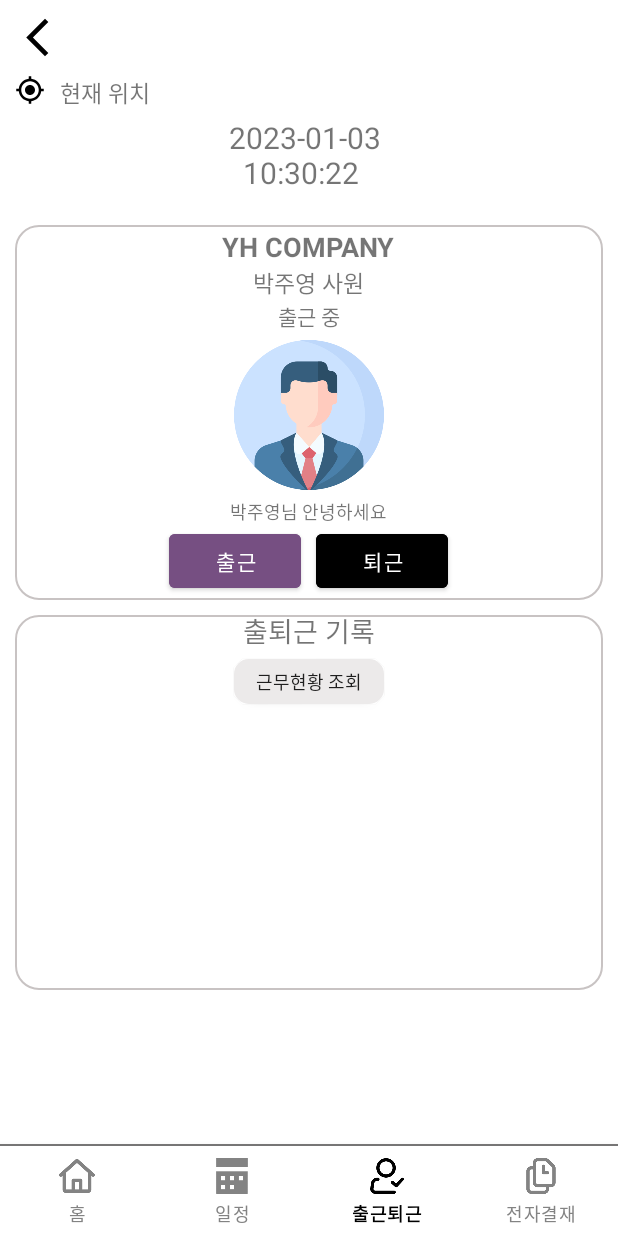
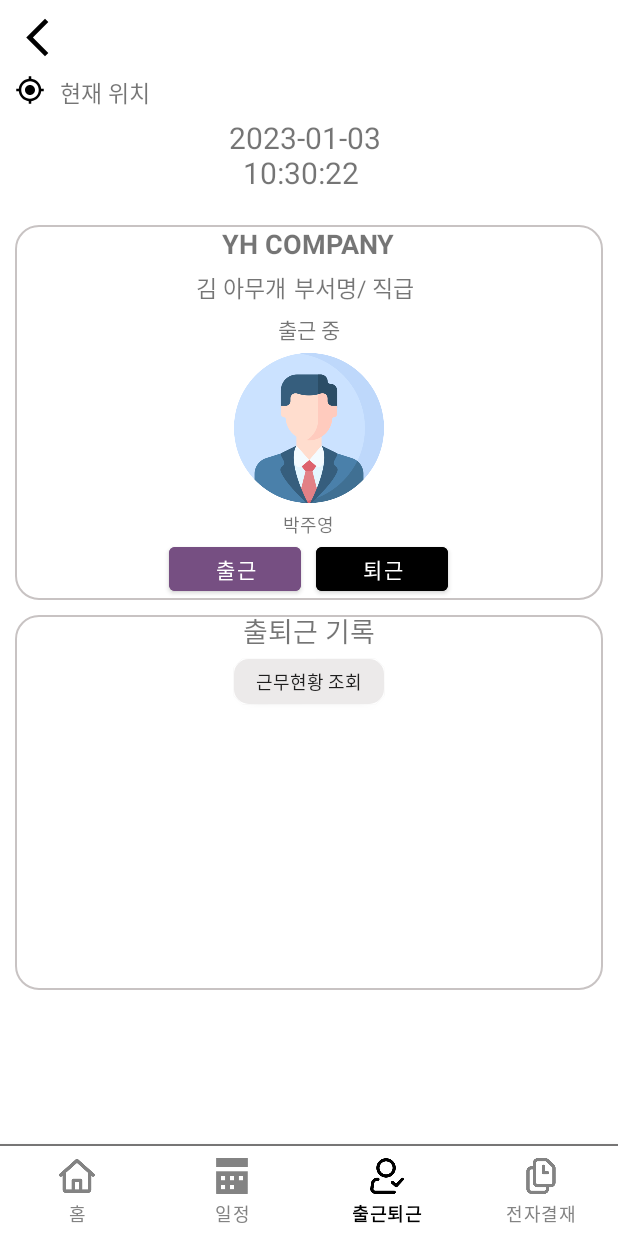
Before and after one commit to tnalss/YH_Company, an Android app: the HomeFragment screen opened directly, with no data from a screen before it, item 3 of the bottom bar chosen, on a phone screen of 412 x 824 dp. Run offline under Robolectric (Android 15) with nearby library versions, the phone set to English and light mode, and no system bars; 6 statements that could not run were skipped.

Commit message:
220103_4
로그인, 로그인한 사원이름으로 출퇴근화면보이게 처리

```diff
--- a/LastProject/app/src/main/java/com/example/lastproject/attend/AttendFragment.java
+++ b/LastProject/app/src/main/java/com/example/lastproject/attend/AttendFragment.java
@@ -1,5 +1,6 @@
 package com.example.lastproject.attend;
 
+import android.annotation.SuppressLint;
 import android.content.Intent;
 import android.os.Bundle;
 
@@ -13,6 +14,7 @@ import android.widget.Button;
 import android.widget.TextView;
 
 import com.example.lastproject.R;
+import com.example.lastproject.common.Common;
 
 
 import java.text.SimpleDateFormat;
@@ -22,8 +24,9 @@ public class AttendFragment extends Fragment {
 
     Button on, off;
     RecyclerView recv_attend_record;
-    TextView current_time;
+    TextView current_time,emp_name,emp_name_1,emp_dep_rank;
     Button workday;
+    @SuppressLint("MissingInflatedId")
     @Override
     public View onCreateView(LayoutInflater inflater, ViewGroup container,
                              Bundle savedInstanceState) {
@@ -32,9 +35,20 @@ public class AttendFragment extends Fragment {
         current_time = v.findViewById(R.id.current_time);
         current_time.setText(getCurrentTime());
 
+        /*로그인한 사원의 이름*/
+        emp_name = v.findViewById(R.id.emp_name);
+        emp_name.setText(Common.loginInfo.getEmp_name());
+
+        emp_name_1 = v.findViewById(R.id.emp_name_1);
+        emp_name_1.setText(Common.loginInfo.getEmp_name()+"님 안녕하세요");
+
+        /*로그인한 사원의 부서명, 직급*/
+        emp_dep_rank = v.findViewById(R.id.emp_dep_rank);
+        emp_dep_rank.setText(Common.loginInfo.getDepartment_name()+" / "+Common.loginInfo.getRank_name());
         /*출근 버튼 클릭*/
 
         /*퇴근 버튼 클릭*/
+
 
         /*리사이클러뷰_출퇴근기록*/
         recv_attend_record = v.findViewById(R.id.recv_attend_record);
--- a/LastProject/app/src/main/java/com/example/lastproject/login/LoginActivity.java
+++ b/LastProject/app/src/main/java/com/example/lastproject/login/LoginActivity.java
@@ -32,7 +32,7 @@ public class LoginActivity extends AppCompatActivity {
         edt_login_id = findViewById(R.id.edt_login_id);
         btn_login_login = findViewById(R.id.btn_login_login);
 
-        ApiClient.setBASEURL("http://192.168.0.2/middle/");
+        ApiClient.setBASEURL("http://180.65.26.177/middle/");
 
         // 로그인 버튼
         btn_login_login.setOnClickListener(new View.OnClickListener() {
--- a/LastProject/app/src/main/res/layout/fragment_attend_main.xml
+++ b/LastProject/app/src/main/res/layout/fragment_attend_main.xml
@@ -80,11 +80,24 @@
                 android:layout_height="wrap_content"
                 android:textStyle="bold"
                 android:text="YH COMPANY"/>
+            <LinearLayout
+                android:layout_width="wrap_content"
+                android:layout_height="wrap_content"
+                android:orientation="horizontal">
             <TextView
+                android:id="@+id/emp_name"
                 style="@style/sub_size"
                 android:layout_width="wrap_content"
                 android:layout_height="wrap_content"
-                android:text="박주영 사원" />
+                android:text="김 아무개" />
+            <TextView
+                android:id="@+id/emp_dep_rank"
+                android:padding="5dp"
+                style="@style/sub_size"
+                android:text="부서명/ 직급"
+                android:layout_width="wrap_content"
+                android:layout_height="wrap_content"/>
+            </LinearLayout>
             <TextView
                 android:id="@+id/now"
                 android:layout_width="wrap_content"
@@ -97,11 +110,12 @@
                 android:layout_height="100dp"
                 android:src="@drawable/user_profile"/>
             <TextView
+                android:id="@+id/emp_name_1"
                 android:layout_marginTop="5dp"
                 style="@style/small_size"
                 android:layout_width="wrap_content"
                 android:layout_height="wrap_content"
-                android:text="박주영님 안녕하세요" />
+                android:text="박주영"/>
 
             <LinearLayout
                 android:gravity="center"
--- a/LastProject/app/src/main/res/layout/fragment_home.xml
+++ b/LastProject/app/src/main/res/layout/fragment_home.xml
@@ -130,6 +130,7 @@
 
     <!--메뉴 맨 윗줄-->
     <LinearLayout
+        android:layout_margin="10dp"
         android:layout_width="match_parent"
         android:layout_height="wrap_content"
         android:orientation="horizontal">
@@ -223,6 +224,7 @@
     </LinearLayout>
     <!--메뉴 두번째줄-->
     <LinearLayout
+        android:layout_margin="10dp"
         android:layout_width="match_parent"
         android:layout_height="wrap_content"
         android:orientation="horizontal">
@@ -319,6 +321,7 @@
 
     <!--(위치는 추후 지정)회사 주요 공지사항 캐러셀-->
     <RelativeLayout
+        android:layout_margin="10dp"
         android:layout_width="match_parent"
         android:layout_height="wrap_content">
 
--- a/LastProject/app/src/main/res/values/style.xml
+++ b/LastProject/app/src/main/res/values/style.xml
@@ -11,6 +11,10 @@
         <item name="android:textSize">12dp</item>
     </style>
 
-
+    <!--최상단 아이콘 크기-->
+    <style name="top_menu_ic_size">
+        <item name="android:width">30dp</item>
+        <item name="android:height">30dp</item>
+    </style>
 
 </resources>
--- a/middle/src/main/java/com/and/middle/UtilController.java
+++ b/middle/src/main/java/com/and/middle/UtilController.java
@@ -17,7 +17,7 @@ public class UtilController {
 	@RequestMapping("/attendOrNot")
 	public void attendOrNot(int emp_no) {
 		LoginVO vo = sql.selectOne("util.attendOrNot",emp_no);
-		System.out.println(vo.getAtt_code());
+		//System.out.println(vo.getAtt_code());
 
 	}
 }
```
Also changed, not shown: LastProject/app/src/main/res/navigation/nav_graph.xml (deleted, +0 -27 lines), 6 other files.
